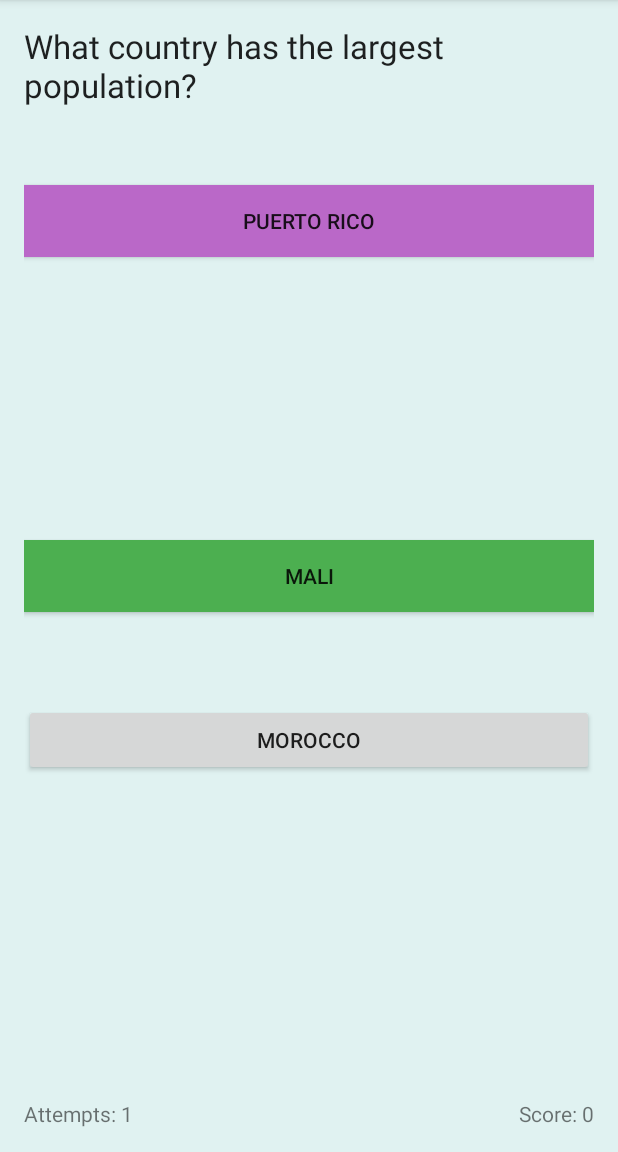
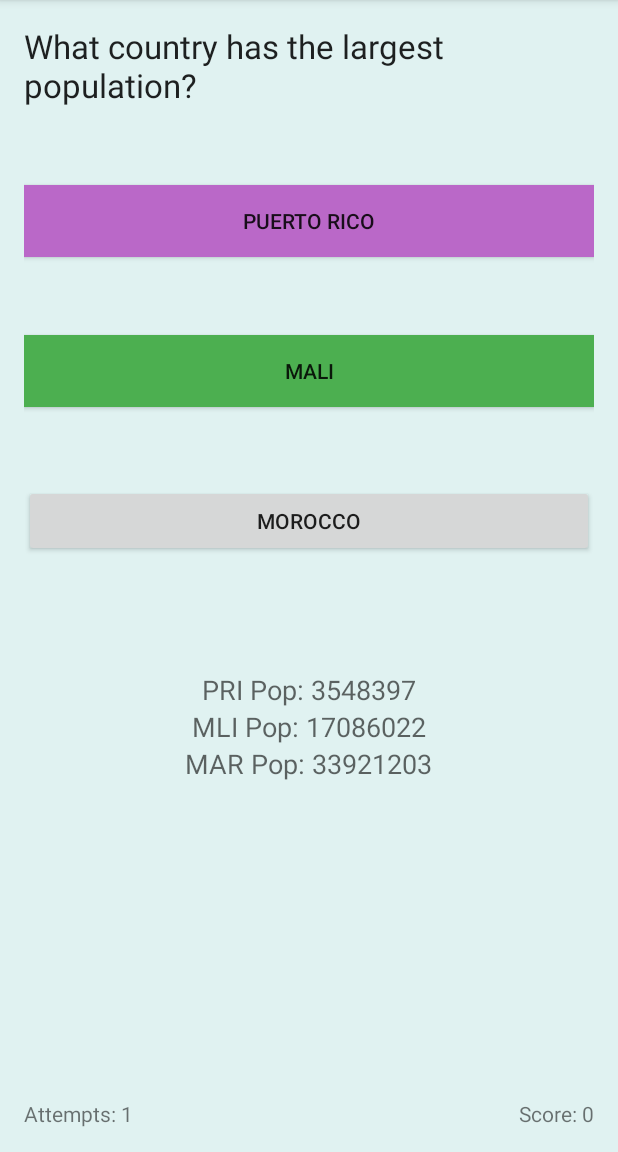
Before and after one commit to toneloc/country-economic-trivia, an Android app: the screen it shows after launch (MainActivity), after a tap on "PUERTO RICO", on a phone screen of 412 x 824 dp, the part 84-1236 px from its top. Run offline under Robolectric (Android 15) with nearby library versions, the phone set to English and light mode, and no system bars.

Commit message:
added info after submission
And a couple other improvements.

```diff
--- a/CountryTrivia/app/src/main/java/com/toneloc/countrytrivia/MainActivity.java
+++ b/CountryTrivia/app/src/main/java/com/toneloc/countrytrivia/MainActivity.java
@@ -22,6 +22,9 @@ public class MainActivity extends AppCompatActivity {
     boolean gotCorrectAnswer;
     private TextView mTxtAttempts;
     private TextView mTxtScore;
+    private TextView mInfo1;
+    private TextView mInfo2;
+    private TextView mInfo3;
 
     private Button mBtn1;
     private Button mBtn2;
@@ -207,12 +210,15 @@ public class MainActivity extends AppCompatActivity {
         mBtn3 = (Button) findViewById(R.id.btn3); //country answer 3 btn3
         mTxtScore = (TextView) findViewById(R.id.txt_score); //country mTxtScore
         mTxtAttempts = (TextView) findViewById(R.id.txt_user_attempts); //txt attempts
+        mInfo1 = (TextView) findViewById(R.id.textView1); //info after answer submitted
+        mInfo2 = (TextView) findViewById(R.id.textView2); //info after answer submitted
+        mInfo3 = (TextView) findViewById(R.id.textView3); //info after answer submitted
 
         //1. set countries and first question
         setCountries();
         setQuestion();
 
-        //2a. set btn1 to submit 1
+        //2a. set btn1 to submit country1 object
         mClickListener1 = new View.OnClickListener() {
             @Override
             public void onClick(View v) {
@@ -221,7 +227,7 @@ public class MainActivity extends AppCompatActivity {
         };
         mBtn1.setOnClickListener(mClickListener1);
 
-        //2b. set btn2 to submit an answer of 2
+        //2b. set btn2 to submit an answer of country2 object
         mClickListener2 = new View.OnClickListener() {
             @Override
             public void onClick(View v) {
@@ -230,7 +236,7 @@ public class MainActivity extends AppCompatActivity {
         };
         mBtn2.setOnClickListener(mClickListener2);
 
-        //set btn3 to submit an answer of 3
+        //set btn3 to submit an answer of country3 object
         mClickListener3 = new View.OnClickListener() {
             @Override
             public void onClick(View v) {
@@ -256,6 +262,7 @@ public class MainActivity extends AppCompatActivity {
             generated.add(next);
         }
 
+        //go from set to array of int
         Integer[] randoms = generated.toArray(new Integer[generated.size()]);
 
         //our randos
@@ -305,34 +312,63 @@ public class MainActivity extends AppCompatActivity {
         double maxValue2;
 
         switch (questionType) {
-            //largest economy question
+            //switch based on question type, then assess correctness
+
+            //largest economy/gdp question
             case 0:
                 maxValue0 = Math.max(country1.getmGDP(), Math.max(country2.getmGDP(), country3.getmGDP()));
                 //because all values in data are unique, we can attempt to match values to assess correctness
+
                     if (answer.getmGDP() == maxValue0) {
                         gotCorrectAnswer = true;
                     } else {
                         gotCorrectAnswer = false;
                     }
+                //add a text view as an argument in the submit answer method
 
+                String info1 = country1.getmAbbrev() + " GDP: " + country1.getmGDP().toString();
+                mInfo1.setText(info1);
+                String info2 = country2.getmAbbrev() + " GDP: " + country2.getmGDP().toString();
+                mInfo2.setText(info2);
+                String info3 = country3.getmAbbrev() + " GDP: " + country3.getmGDP().toString();
+                mInfo3.setText(info3);
                 break;
+
             //population question
             case 1:
                 maxValue1 = Math.max(country1.getmPop(), Math.max(country2.getmPop(), country3.getmPop()));
+
                     if (answer.getmPop() == maxValue1) {
                         gotCorrectAnswer = true;
                     } else {
                         gotCorrectAnswer = false;
                     }
+
+                String info4 = country1.getmAbbrev() + " Pop: " + country1.getmPop().toString();
+                mInfo1.setText(info4);
+                String info5 = (country2.getmAbbrev() + " Pop: " + country2.getmPop().toString());
+                mInfo2.setText(info5);
+                String info6 = (country3.getmAbbrev() + " Pop: " + country3.getmPop().toString());
+                mInfo3.setText(info6);
+
                 break;
+
             //GDP per capita question
             case 2:
                 maxValue2 = Math.max(country1.getmGDPPerCapita(), Math.max(country2.getmGDPPerCapita(), country3.getmGDPPerCapita()));
-                if (answer.getmPop() == maxValue2) {
+
+                    if (answer.getmGDPPerCapita() == maxValue2) {
                         gotCorrectAnswer = true;
                     }else {
                         gotCorrectAnswer = false;
                     }
+
+                String info7 = country1.getmAbbrev() + " GDP/Capita: " + country1.getmGDPPerCapita().toString();
+                mInfo1.setText(info7);
+                String info8 = country2.getmAbbrev() + " GDP/Capita: " + country2.getmGDPPerCapita().toString();
+                mInfo2.setText(info8);
+                String info9 = country3.getmAbbrev() + " GDP/Capita: " + country3.getmGDPPerCapita().toString();
+                mInfo3.setText(info9);
                 break;
 
         }
--- a/CountryTrivia/app/src/main/res/layout/activity_main.xml
+++ b/CountryTrivia/app/src/main/res/layout/activity_main.xml
@@ -11,15 +11,16 @@
     tools:context="com.toneloc.countrytrivia.MainActivity"
     android:background="#E0F2F1">
 
-
     <TextView
         android:layout_width="wrap_content"
         android:layout_height="wrap_content"
         android:textAppearance="?android:attr/textAppearanceLarge"
-        android:text="Which country&apos;s economy is larger?i"
+        android:text="Which country&apos;s economy is larger?"
         android:id="@+id/question"
-        android:layout_alignParentTop="true"
-        android:layout_centerHorizontal="true" />
+        android:layout_alignParentRight="true"
+        android:layout_alignParentEnd="true"
+        android:layout_alignParentLeft="true"
+        android:layout_alignParentStart="true"/>
 
     <Button
         android:layout_width="wrap_content"
@@ -28,24 +29,42 @@
         android:id="@+id/btn1"
         android:layout_below="@+id/question"
         android:layout_marginTop="52dp"
-        android:layout_alignLeft="@+id/question"
-        android:layout_alignStart="@+id/question"
         android:layout_alignRight="@+id/question"
         android:layout_alignEnd="@+id/question"
         android:background="#BA68C8"
-        android:textSize="@dimen/abc_text_size_body_1_material" />
+        android:textSize="@dimen/abc_text_size_body_1_material"
+        android:layout_alignParentRight="true"
+        android:layout_alignParentEnd="true"
+        android:layout_alignParentLeft="true"
+        android:layout_alignParentStart="true"/>
 
     <Button
         android:layout_width="wrap_content"
         android:layout_height="wrap_content"
+        android:layout_marginTop="52dp"
         android:text="Ireland"
         android:id="@+id/btn2"
-        android:layout_centerVertical="true"
-        android:layout_alignLeft="@+id/btn1"
-        android:layout_alignStart="@+id/btn1"
-        android:layout_alignRight="@+id/btn1"
-        android:layout_alignEnd="@+id/btn1"
-        android:background="#4CAF50" />
+        android:background="#4CAF50"
+        android:layout_below="@+id/btn1"
+        android:layout_alignParentRight="true"
+        android:layout_alignParentEnd="true"
+        android:layout_alignParentLeft="true"
+        android:layout_alignParentStart="true" />
+
+    <Button
+        android:layout_width="wrap_content"
+        android:layout_height="wrap_content"
+        android:layout_marginTop="52dp"
+        android:text="England"
+        android:id="@+id/btn3"
+        android:layout_alignRight="@+id/btn2"
+        android:layout_alignEnd="@+id/btn2"
+        android:layout_below="@+id/btn2"
+        android:layout_alignParentRight="true"
+        android:layout_alignParentEnd="true"
+        android:layout_alignParentLeft="true"
+        android:layout_alignParentStart="true" />
+
 
     <TextView
         android:layout_width="wrap_content"
@@ -65,16 +84,31 @@
         android:layout_alignParentRight="true"
         android:layout_alignParentEnd="true"/>
 
-    <Button
+    <TextView
         android:layout_width="wrap_content"
         android:layout_height="wrap_content"
-        android:text="England"
-        android:id="@+id/btn3"
-        android:layout_below="@+id/btn2"
-        android:layout_marginTop="61dp"
-        android:layout_alignRight="@+id/btn2"
-        android:layout_alignEnd="@+id/btn2"
-        android:layout_toEndOf="@+id/txt_user_attempts"
-        android:layout_alignLeft="@+id/btn2"
-        android:layout_alignStart="@+id/btn2" />
+        android:textAppearance="?android:attr/textAppearanceMedium"
+        android:id="@+id/textView1"
+        android:text="1"
+        android:layout_below="@+id/btn3"
+        android:layout_centerHorizontal="true"
+        android:layout_marginTop="76dp" />
+
+    <TextView
+        android:layout_width="wrap_content"
+        android:layout_height="wrap_content"
+        android:textAppearance="?android:attr/textAppearanceMedium"
+        android:id="@+id/textView2"
+        android:text="2"
+        android:layout_below="@+id/textView1"
+        android:layout_centerHorizontal="true" />
+
+    <TextView
+        android:layout_width="wrap_content"
+        android:layout_height="wrap_content"
+        android:textAppearance="?android:attr/textAppearanceMedium"
+        android:id="@+id/textView3"
+        android:text="3"
+        android:layout_below="@+id/textView2"
+        android:layout_centerHorizontal="true"/>
 </RelativeLayout>
```
Lines whose indentation alone changed are shown as unchanged.
